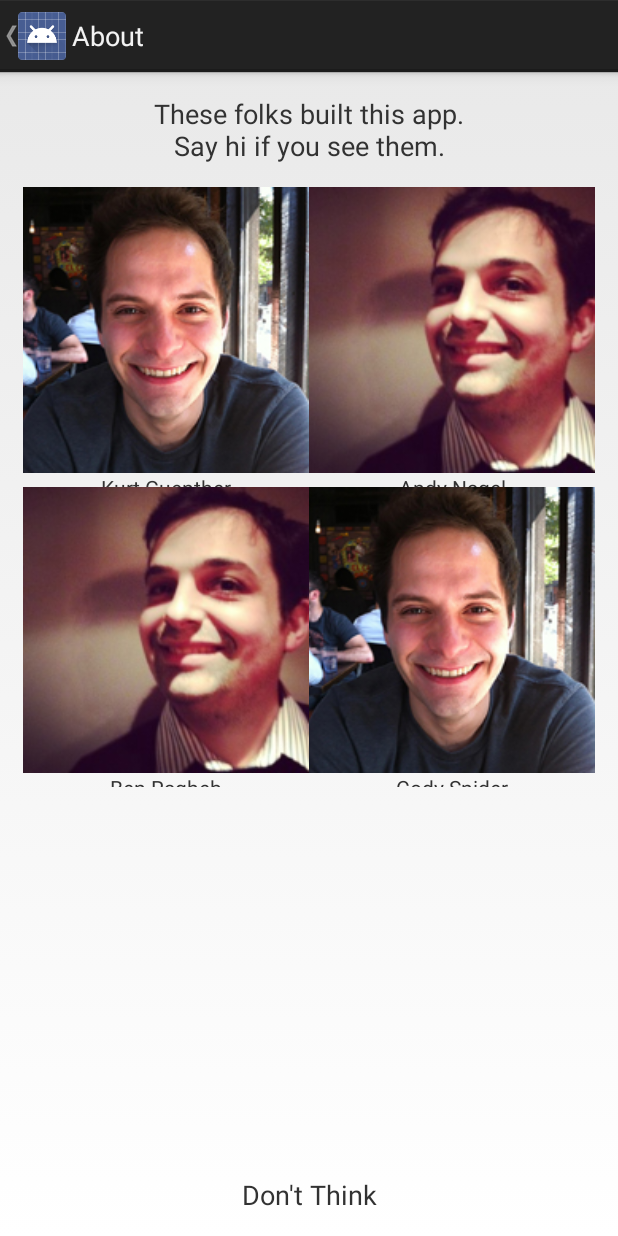
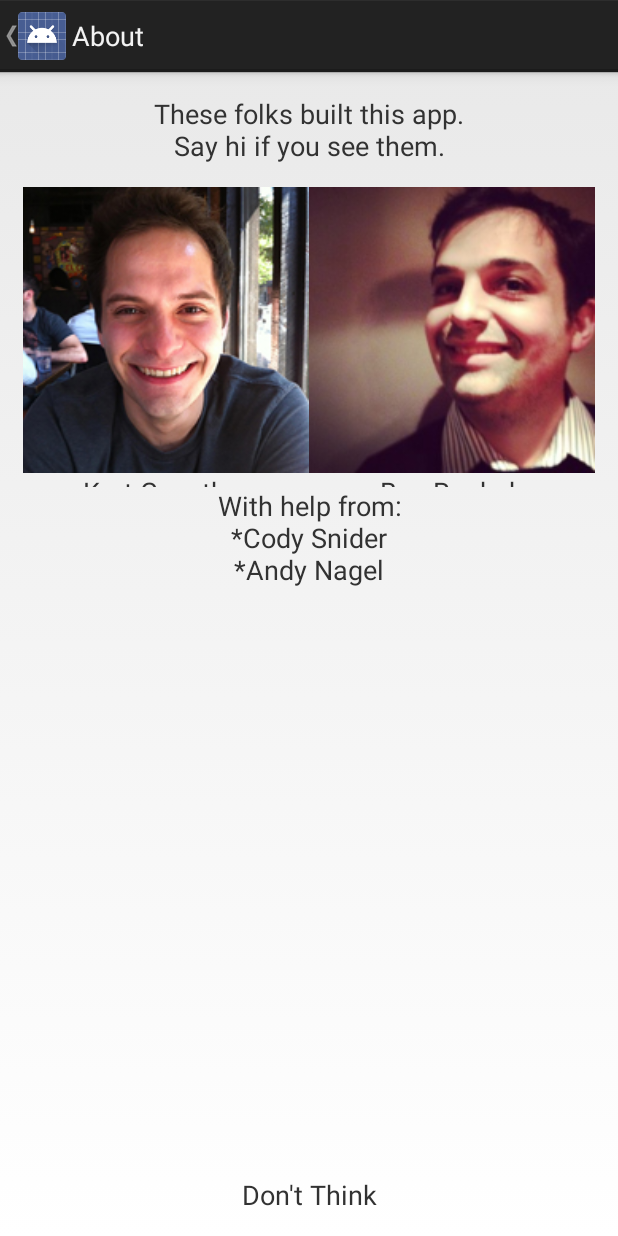
Before and after one commit to ucbtheatre/dcm-android-2014, an Android app: the AboutActivity screen opened directly, with no data from a screen before it, on a phone screen of 412 x 824 dp. Run offline under Robolectric (Android 15) with nearby library versions, the phone set to English and light mode, and no system bars.

Commit message:
removed images, will put back in if provided

```diff
--- a/app/src/main/java/com/ucbtheatre/dcm/app/activity/AboutActivity.java
+++ b/app/src/main/java/com/ucbtheatre/dcm/app/activity/AboutActivity.java
@@ -44,10 +44,7 @@ public class AboutActivity extends Activity {
 
         List<FaceInfo> faces = new ArrayList<FaceInfo>();
         faces.add(new FaceInfo(R.drawable.kurt, "Kurt Guenther"));
-        faces.add(new FaceInfo(R.drawable.ben, "Andy Nagel"));
         faces.add(new FaceInfo(R.drawable.ben, "Ben Ragheb"));
-        faces.add(new FaceInfo(R.drawable.kurt, "Cody Snider"));
-
 
         gridView = (GridView) findViewById(R.id.activity_about_faces);
 
--- a/app/src/main/res/layout/activity_about.xml
+++ b/app/src/main/res/layout/activity_about.xml
@@ -16,8 +16,7 @@
     <GridView
         android:id="@+id/activity_about_faces"
         android:layout_width="match_parent"
-        android:layout_height="0dp"
-        android:layout_weight="1"
+        android:layout_height="wrap_content"
         android:numColumns="2"
         android:listSelector="#00000000"
         android:stretchMode="columnWidth"/>
@@ -26,6 +25,13 @@
         android:layout_height="wrap_content"
         android:gravity="center_horizontal"
         android:textSize="18sp"
+        android:text="@string/credit_names"/>
+    <TextView
+        android:layout_width="match_parent"
+        android:layout_height="0dp"
+        android:layout_weight="1"
+        android:gravity="center_horizontal|bottom"
+        android:textSize="18sp"
         android:text="Don't Think"
         />
 </LinearLayout>
--- a/app/src/main/res/layout/view_face.xml
+++ b/app/src/main/res/layout/view_face.xml
@@ -20,5 +20,6 @@
         android:layout_width="match_parent"
         android:layout_height="wrap_content"
         android:gravity="center_horizontal"
+        android:textSize="18sp"
         tools:text="Kurt Guenther"/>
 </LinearLayout>
--- a/app/src/main/res/values/strings.xml
+++ b/app/src/main/res/values/strings.xml
@@ -27,5 +27,6 @@
     <string name="title_search_section_shows">Shows</string>
     <string name="toast_favorite_added">Favorite Added</string>
     <string name="toast_favorite_removed">Favorite Removed</string>
+    <string name="credit_names">With help from:\n*Cody Snider\n*Andy Nagel</string>
 
 </resources>
```
